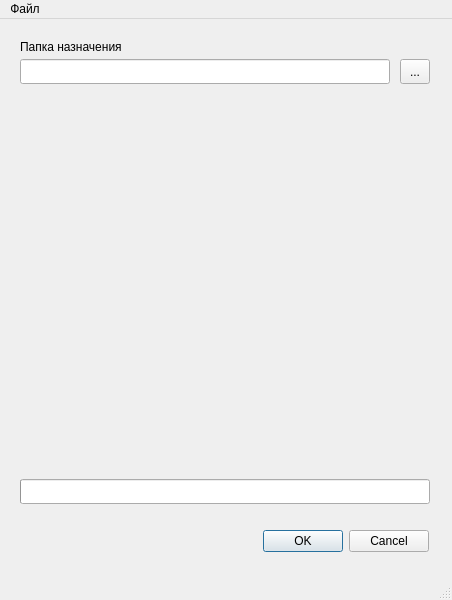
Before: the Qt Designer form main_gui.ui in gotcodehooked/Analyzer, drawn with Qt 5.
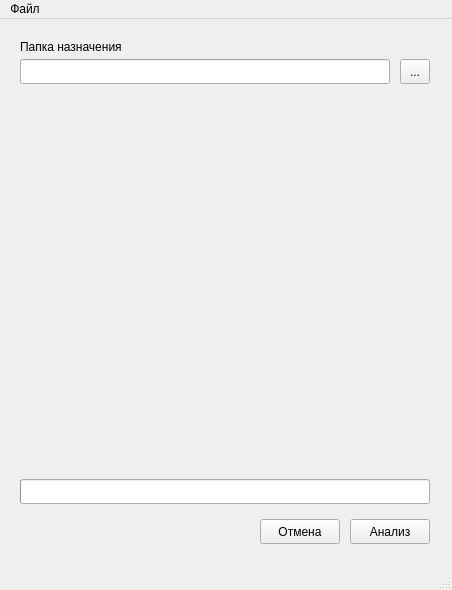
After: the same form once the commit is applied.

The edit to the form file:
```diff
--- a/main_gui.ui
+++ b/main_gui.ui
@@ -7,7 +7,7 @@
     <x>0</x>
     <y>0</y>
     <width>452</width>
-    <height>600</height>
+    <height>590</height>
    </rect>
   </property>
   <property name="windowTitle">
@@ -81,17 +81,30 @@
      <string notr="true"/>
     </property>
    </widget>
-   <widget class="QDialogButtonBox" name="buttonBox">
+   <widget class="QPushButton" name="startAnalyzeButton">
+    <property name="geometry">
+     <rect>
+      <x>350</x>
+      <y>500</y>
+      <width>80</width>
+      <height>25</height>
+     </rect>
+    </property>
+    <property name="text">
+     <string>Анализ</string>
+    </property>
+   </widget>
+   <widget class="QPushButton" name="cancelAnalyzeButton">
     <property name="geometry">
      <rect>
       <x>260</x>
-      <y>510</y>
-      <width>169</width>
+      <y>500</y>
+      <width>80</width>
       <height>25</height>
      </rect>
     </property>
-    <property name="standardButtons">
-     <set>QDialogButtonBox::Cancel|QDialogButtonBox::Ok</set>
+    <property name="text">
+     <string>Отмена</string>
     </property>
    </widget>
   </widget>
```
